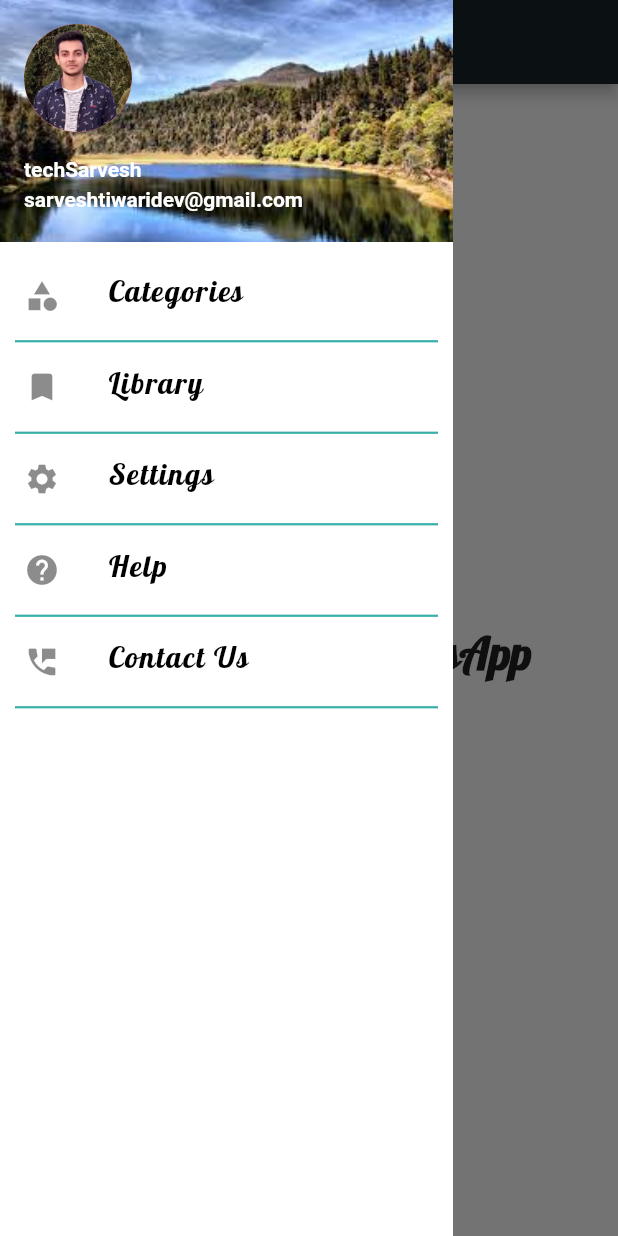
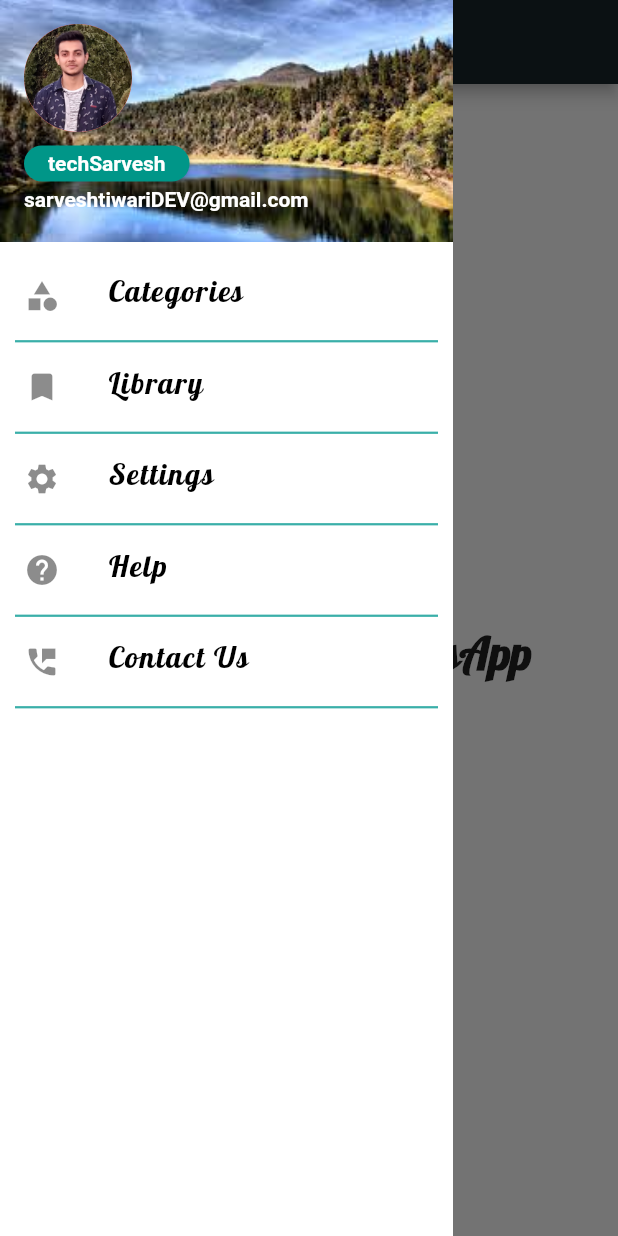
Before and after one commit to Bhawna11agg/News-Application, a Flutter app: the screen it shows after launch, with the side drawer open, on a phone screen of 412 x 824 dp. Run offline on Flutter 3.47's test engine with Material 2 defaults, Android fonts, the phone set to English and light mode, and no system bars.

Commit message:
Home Page updated

```diff
--- a/lib/screens/HomePage.dart
+++ b/lib/screens/HomePage.dart
@@ -1,3 +1,5 @@
+//import 'dart:html';
+
 import 'package:flutter/material.dart';
 //import 'main.dart';
 
@@ -40,15 +42,34 @@ class _HomePageState extends State<HomePage> {
             padding: EdgeInsets.zero,
             children: <Widget>[
               new UserAccountsDrawerHeader(
-                accountName: new Text(
+                /* accountName: new Text(
                   'techSarvesh',
                   style: TextStyle(
                     color: Colors.white,
                     fontWeight: FontWeight.bold,
                   ),
+                ),*/
+              // margin: EdgeInsets.all(2),
+               arrowColor: Colors.teal,
+
+                accountName:new Container(
+                  margin: EdgeInsets.only(top:28),
+                  child: RaisedButton(
+                    color: Colors.teal,
+                    shape: RoundedRectangleBorder(
+                        borderRadius: BorderRadius.circular(20.0)),
+                    textColor: Colors.white,
+                    child: Text(
+                      'techSarvesh',
+                      style: TextStyle(fontWeight: FontWeight.bold),
+                    ),
+                    onPressed: () {
+                      _opennewpage("My Profile");
+                    },
+                  ),
                 ),
                 accountEmail: new Text(
-                  'sarveshtiwaridev@gmail.com',
+                  'sarveshtiwariDEV@gmail.com',
                   style: TextStyle(
                     color: Colors.white,
                     fontWeight: FontWeight.bold,
@@ -58,11 +79,14 @@ class _HomePageState extends State<HomePage> {
                   image: new DecorationImage(
                     image: new AssetImage('images/lake.jpg'),
                     fit: BoxFit.cover,
+
                   ),
                 ),
                 currentAccountPicture: CircleAvatar(
                   radius: 25.0,
-                  backgroundImage: AssetImage('images/img.png'),
+                  backgroundImage: AssetImage(
+                    'images/img.png',
+                  ),
                 ),
               ),
               new ListTile(
```
